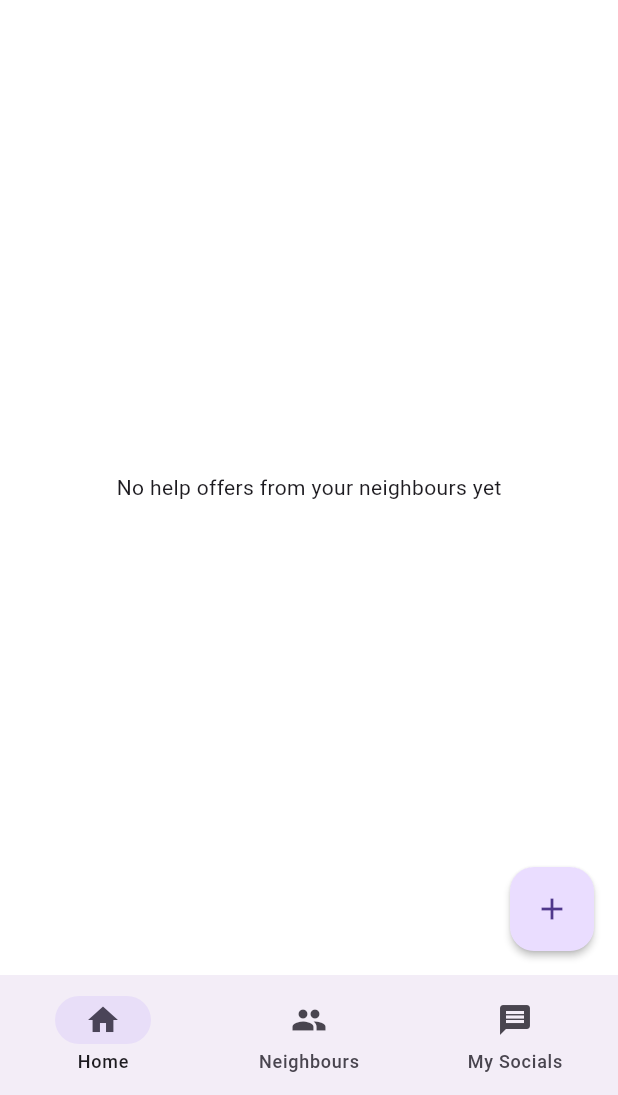
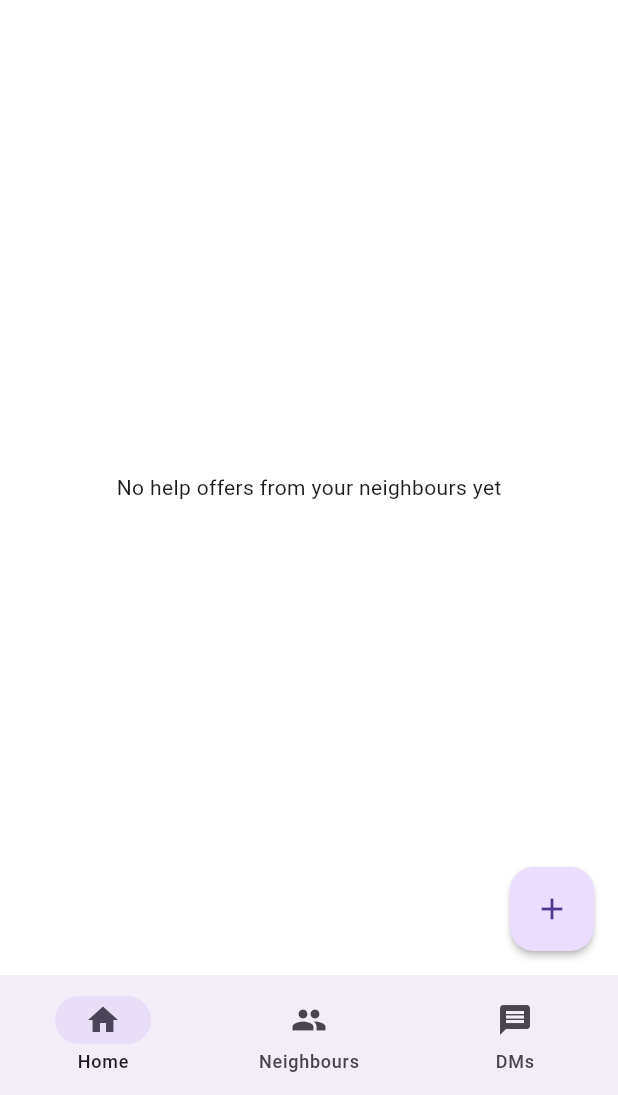
Before and after one commit to Kristaps31/NeighbourGood, a Flutter app: the DashboardScreen screen opened by its route, on a phone screen of 412 x 824 dp, the part 141-1236 px from its top. Run offline on Flutter 3.47's test engine with Material 2 defaults, Android fonts, the phone set to English and light mode, and no system bars; our stand-ins replace cloud_firestore, firebase_auth, firebase_core, firebase_storage, fluttertoast, google_fonts and 3 more; missing offline and left inert: confirm_dialog; accounts and stored records are empty.

Commit message:
update naming for messages

```diff
--- a/lib/screens/dashboard_screen.dart
+++ b/lib/screens/dashboard_screen.dart
@@ -43,7 +43,7 @@ class _DashboardScreenState extends State<DashboardScreen> {
         bottomNavigationBar: NavigationBar(destinations: const [
           NavigationDestination(icon: Icon(Icons.home), label: 'Home'),
           NavigationDestination(icon: Icon(Icons.people), label: 'Neighbours'),
-          NavigationDestination(icon: Icon(Icons.message), label: 'My Socials'),
+          NavigationDestination(icon: Icon(Icons.message), label: 'DMs'),
         ], selectedIndex: _navIndexSelected, onDestinationSelected: _onPageChangedHandler),
       ),
       onWillPop: () async => false,
```
